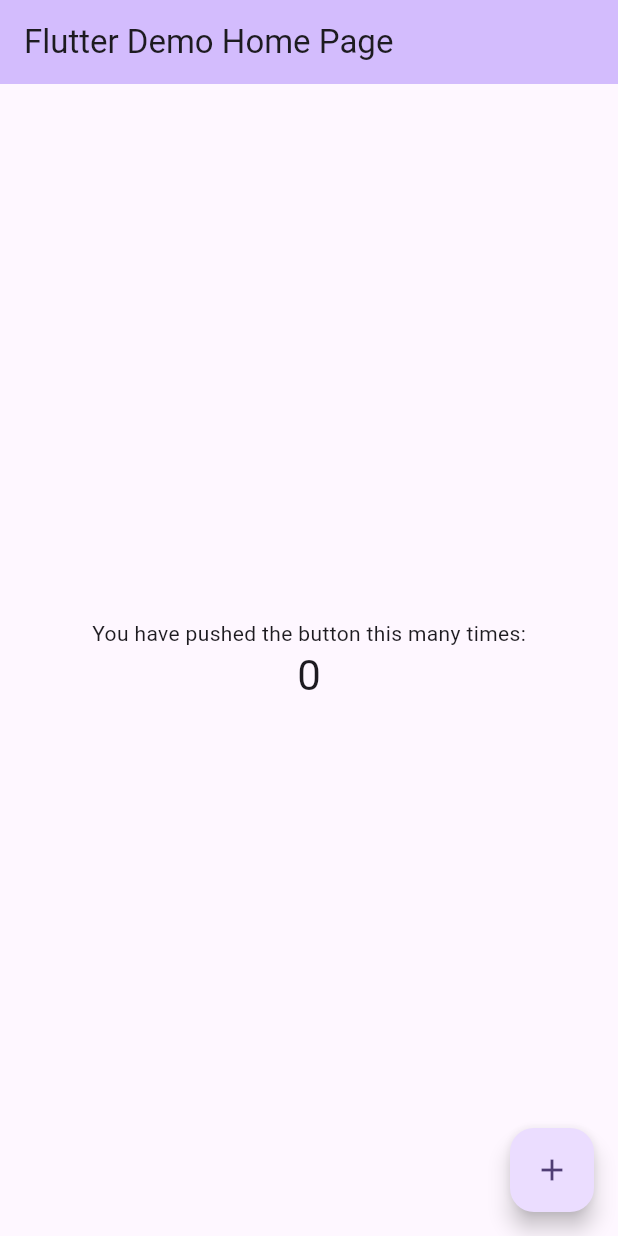
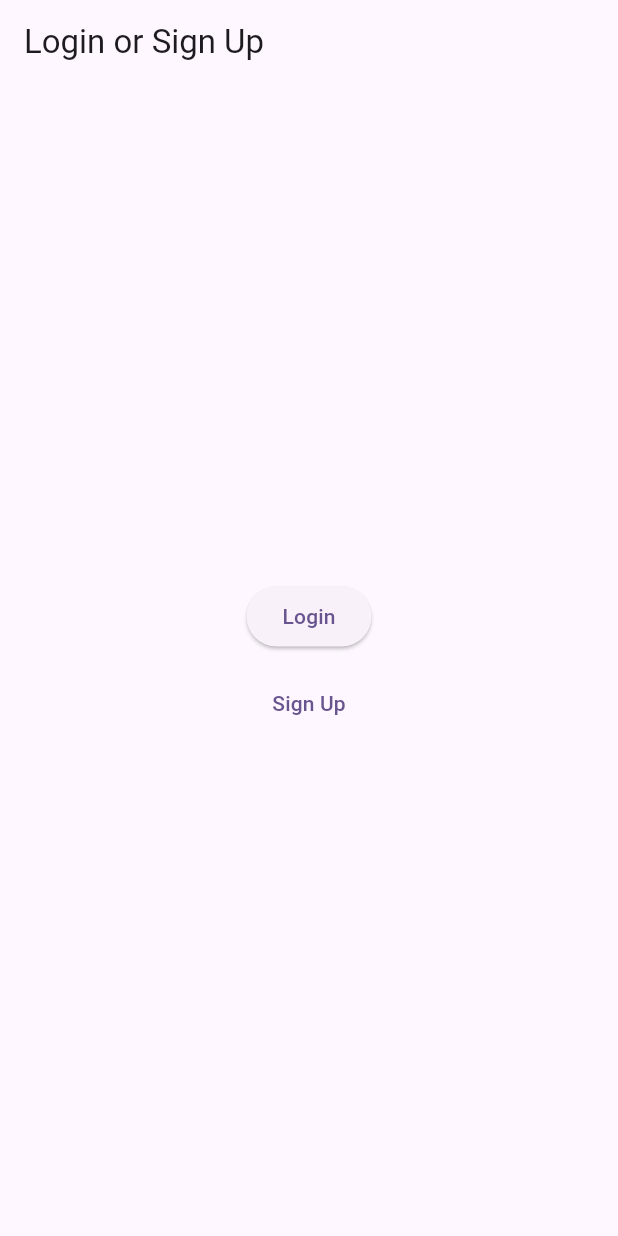
Before and after one commit to veervig12-ui/App, a Flutter app: the screen it shows after launch, on a phone screen of 412 x 824 dp. Run offline on Flutter 3.47's test engine with Material 3 defaults, Android fonts, the phone set to English and light mode, and no system bars.

Commit message:
feat: implement splash screen with 3-second delay navigation
- Added `SplashScreen` in `lib/splash_screen.dart` with a 3-second timer.
- Added `LoginSignupScreen` in `lib/login_signup_screen.dart` as the navigation target.
- Updated `lib/main.dart` to set `SplashScreen` as the initial widget.
- Added widget tests to verify splash navigation.
- Updated existing tests to accommodate the change in initial route.

Co-authored-by: veervig12-ui <285014132+veervig12-ui@users.noreply.github.com>

```diff
--- /dev/null
+++ b/lib/login_signup_screen.dart
@@ -0,0 +1,30 @@
+import 'package:flutter/material.dart';
+
+class LoginSignupScreen extends StatelessWidget {
+  const LoginSignupScreen({super.key});
+
+  @override
+  Widget build(BuildContext context) {
+    return Scaffold(
+      appBar: AppBar(
+        title: const Text('Login or Sign Up'),
+      ),
+      body: Center(
+        child: Column(
+          mainAxisAlignment: MainAxisAlignment.center,
+          children: [
+            ElevatedButton(
+              onPressed: () {},
+              child: const Text('Login'),
+            ),
+            const SizedBox(height: 10),
+            TextButton(
+              onPressed: () {},
+              child: const Text('Sign Up'),
+            ),
+          ],
+        ),
+      ),
+    );
+  }
+}
--- a/lib/main.dart
+++ b/lib/main.dart
@@ -1,4 +1,5 @@
 import 'package:flutter/material.dart';
+import 'splash_screen.dart';
 
 void main() {
   runApp(const MyApp());
@@ -30,7 +31,7 @@ class MyApp extends StatelessWidget {
         // tested with just a hot reload.
         colorScheme: ColorScheme.fromSeed(seedColor: Colors.deepPurple),
       ),
-      home: const MyHomePage(title: 'Flutter Demo Home Page'),
+      home: const SplashScreen(),
     );
   }
 }
```
Also changed, not shown: lib/splash_screen.dart (added, +46 -0 lines), 2 other files.
